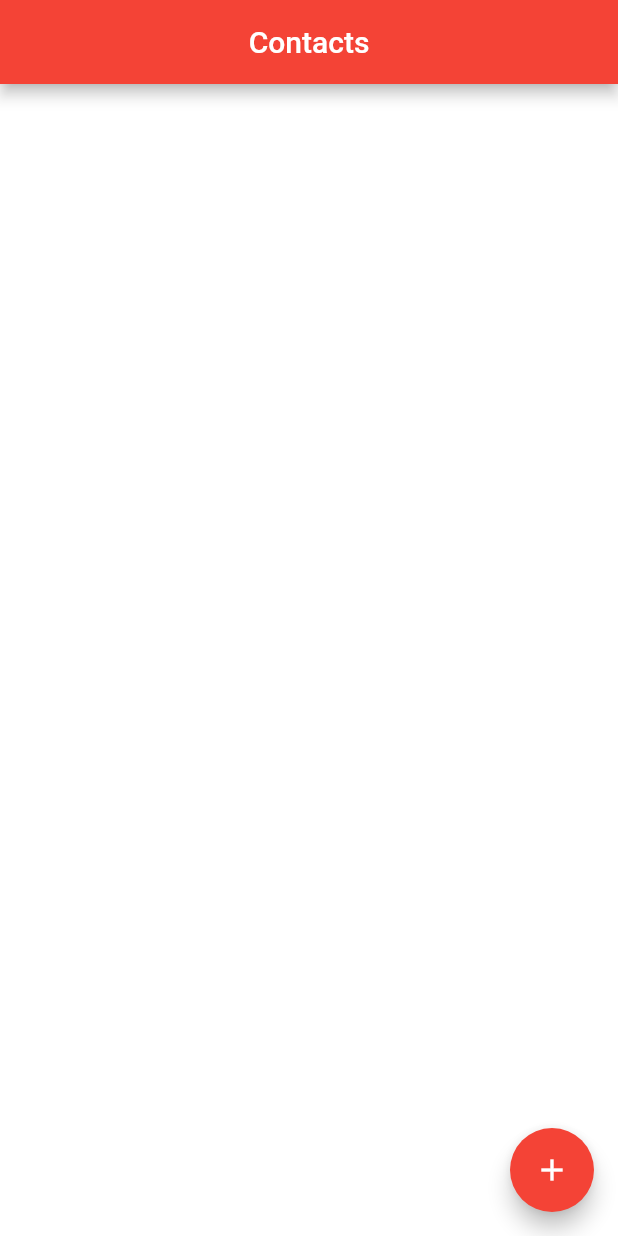
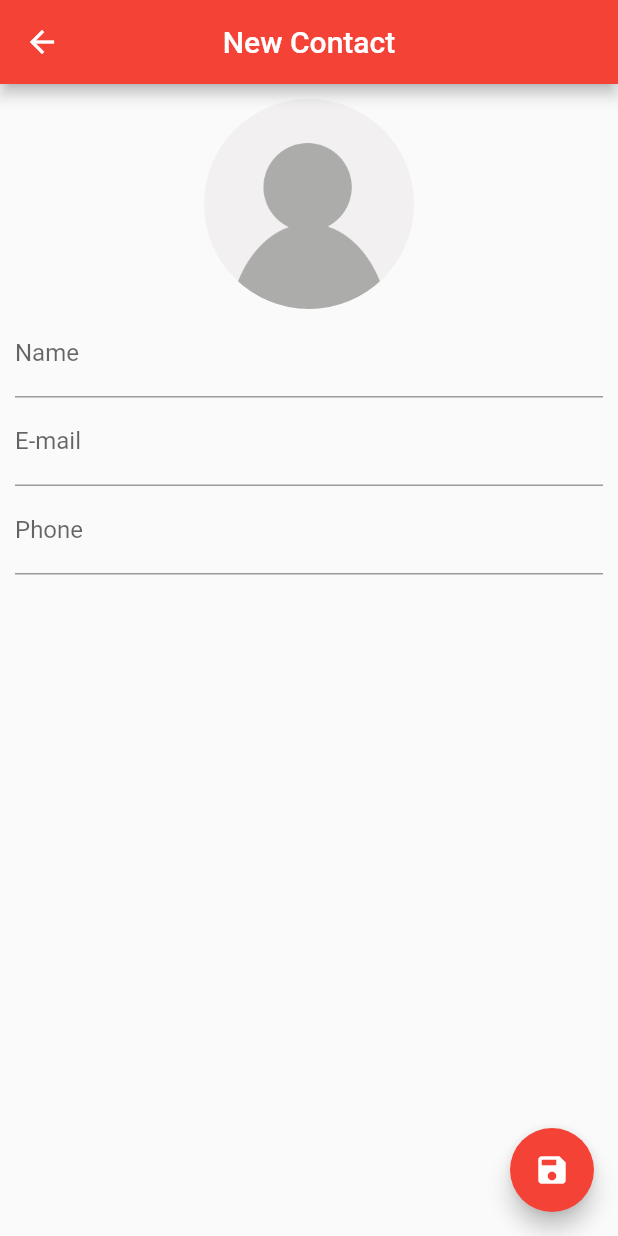
Before and after one commit to josiasfabricio/flutter, a Flutter app: the screen it shows after launch, after a tap on the "add" icon, on a phone screen of 412 x 824 dp. Run offline on Flutter 3.47's test engine with Material 2 defaults, Android fonts, the phone set to English and light mode, and no system bars; our stand-ins replace share, sqflite, transparent_image; accounts and stored records are empty.

Commit message:
Added contact page

```diff
--- a/contact_list/lib/main.dart
+++ b/contact_list/lib/main.dart
@@ -1,8 +1,9 @@
-import 'package:contact_list/ui/HomePage.dart';
+import 'package:contact_list/ui/home_page.dart';
 import 'package:flutter/material.dart';
 
 void main() {
   runApp(MaterialApp(
     home: HomePage(),
+    debugShowCheckedModeBanner: false,
   ));
 }
--- a/contact_list/lib/ui/HomePage.dart
+++ /dev/null
@@ -1,70 +0,0 @@
-import 'dart:io';
-
-import 'package:contact_list/helpers/contact_helper.dart';
-import 'package:flutter/material.dart';
-
-class HomePage extends StatefulWidget {
-  @override
-  _HomePageState createState() => _HomePageState();
-}
-
-class _HomePageState extends State<HomePage> {
-  ContactHelper _helper = ContactHelper();
-  List<Contact> _contacts = List();
-
-  @override
-  void initState() {
-    super.initState();
-
-    _helper.getAllContacts().then((list) {
-      setState(() {
-        _contacts = list;
-      });
-    });
-  }
-
-  @override
-  Widget build(BuildContext context) {
-    return Scaffold(
-      appBar: AppBar(
-        title: Text("Contacts"),
-        backgroundColor: Colors.red,
-        centerTitle: true,
-      ),
-      backgroundColor: Colors.white,
-      floatingActionButton: FloatingActionButton(
-        onPressed: () {},
-        child: Icon(Icons.add),
-        backgroundColor: Colors.red,
-      ),
-      body: ListView.builder(
-          padding: EdgeInsets.all(10.0),
-          itemCount: _contacts.length,
-          itemBuilder: (context, index) {}),
-    );
-  }
-
-  Widget _contatcCard(BuildContext context, int index) {
-    return GestureDetector(
-      child: Card(
-        child: Padding(
-            padding: EdgeInsets.all(10.0),
-            child: Row(
-              children: <Widget>[
-                Container(
-                  width: 80.0,
-                  height: 80.0,
-                  decoration: BoxDecoration(
-                      shape: BoxShape.circle,
-                      image: DecorationImage(
-                          image: _contacts[index].img != null ? FileImage(
-                              File(_contacts[index].img)))
-                  ),
-                )
-              ],
-            )
-        ),
-      ),
-    );
-  }
-}
--- /dev/null
+++ b/contact_list/lib/ui/contact_page.dart
@@ -0,0 +1,153 @@
+import 'dart:io';
+
+import 'package:contact_list/helpers/contact_helper.dart';
+import 'package:flutter/material.dart';
+
+class ContactPage extends StatefulWidget {
+  final Contact contact;
+
+  ContactPage({this.contact});
+
+  @override
+  _ContactPageState createState() => _ContactPageState();
+}
+
+class _ContactPageState extends State<ContactPage> {
+
+  final _nameController = TextEditingController();
+  final _emailController = TextEditingController();
+  final _phoneController = TextEditingController();
+  final _nameFocus = FocusNode();
+
+  Contact _editedContact;
+  bool _userEdited = false;
+
+
+  @override
+  void initState() {
+    super.initState();
+
+    if (widget.contact == null) {
+      _editedContact = Contact();
+    }else {
+      _editedContact = Contact.fromMap(widget.contact.toMap());
+
+      _nameController.text = _editedContact.name;
+      _emailController.text = _editedContact.email;
+      _phoneController.text = _editedContact.phone;
+    }
+  }
+
+  @override
+  Widget build(BuildContext context) {
+    return WillPopScope(
+      onWillPop: _requestPop,
+      child: Scaffold(
+        appBar: AppBar(
+          backgroundColor: Colors.red,
+          title: Text(_editedContact.name ?? "New Contact"),
+          centerTitle: true,
+        ),
+        floatingActionButton: FloatingActionButton(
+          onPressed: () {
+            if(_editedContact.name != null && _editedContact.name.isNotEmpty){
+              Navigator.pop(context, _editedContact);
+            }else{
+              FocusScope.of(context).requestFocus(_nameFocus);
+            }
+          },
+          child: Icon(Icons.save),
+          backgroundColor: Colors.red,
+        ),
+        body: SingleChildScrollView(
+          padding: EdgeInsets.all(10.0),
+          child: Column(
+            children: <Widget>[
+              GestureDetector(
+                child:  Container(
+                  width: 140.0,
+                  height: 140.0,
+                  decoration: BoxDecoration(
+                    shape: BoxShape.circle,
+                    image: DecorationImage(
+                        image: _editedContact.img != null
+                            ? FileImage(File(_editedContact.img))
+                            : AssetImage("images/profile_default.png")
+                    ),
+                  ),
+                ),
+              ),
+              TextField(
+                focusNode: _nameFocus,
+                controller: _nameController,
+                decoration: InputDecoration(
+                    labelText: "Name"
+                ),
+                onChanged: (text){
+                  _userEdited = true;
+                  setState(() {
+                    _editedContact.name = text;
+                  });
+                },
+              ),
+              TextField(
+                controller: _emailController,
+                decoration: InputDecoration(
+                    labelText: "E-mail"
+                ),
+                onChanged: (text){
+                  _userEdited = true;
+                  _editedContact.email = text;
+                },
+                keyboardType: TextInputType.emailAddress,
+              ),
+              TextField(
+                controller: _phoneController,
+                decoration: InputDecoration(
+                    labelText: "Phone"
+                ),
+                onChanged: (text){
+                  _userEdited = true;
+                  _editedContact.phone = text;
+                },
+                keyboardType: TextInputType.phone,
+              )
+            ],
+          ),
+        ),
+      ) ,
+    );
+  }
+
+  Future<bool> _requestPop(){
+    if(_userEdited){
+      showDialog(
+          context: context,
+          builder: (context){
+            return AlertDialog(
+              title: Text("Warning"),
+              content: Text("Are you would like discart these edited data?"),
+              actions: <Widget>[
+                FlatButton(
+                  child: Text("Cancel"),
+                  onPressed: () {
+                    Navigator.pop(context);
+                  },
+                ),
+                FlatButton(
+                  child: Text("Yes"),
+                  onPressed: () {
+                    Navigator.pop(context);
+                    Navigator.pop(context);
+                  },
+                )
+              ],
+            );
+          }
+      );
+      return Future.value(false);
+    } else {
+      return Future.value(true);
+    }
+  }
+}
--- /dev/null
+++ b/contact_list/lib/ui/home_page.dart
@@ -0,0 +1,179 @@
+import 'dart:io';
+
+import 'package:contact_list/helpers/contact_helper.dart';
+import 'package:contact_list/ui/contact_page.dart';
+import 'package:flutter/material.dart';
+
+class HomePage extends StatefulWidget {
+  @override
+  _HomePageState createState() => _HomePageState();
+}
+
+class _HomePageState extends State<HomePage> {
+  ContactHelper _helper = ContactHelper();
+  List<Contact> _contacts = List();
+
+  @override
+  void initState() {
+    super.initState();
+    _getAllContacts();
+  }
+
+  @override
+  Widget build(BuildContext context) {
+    return Scaffold(
+      appBar: AppBar(
+        title: Text("Contacts"),
+        backgroundColor: Colors.red,
+        centerTitle: true,
+      ),
+      backgroundColor: Colors.white,
+      floatingActionButton: FloatingActionButton(
+        onPressed: () {
+          _showContactPage();
+        },
+        child: Icon(Icons.add),
+        backgroundColor: Colors.red,
+      ),
+      body: ListView.builder(
+          padding: EdgeInsets.all(10.0),
+          itemCount: _contacts.length,
+          itemBuilder: (context, index) {
+            return _contatcCard(context, index);
+          }),
+    );
+  }
+
+  Widget _contatcCard(BuildContext context, int index) {
+    return GestureDetector(
+      child: Card(
+        child: Padding(
+            padding: EdgeInsets.all(10.0),
+            child: Row(
+              children: <Widget>[
+                Container(
+                  width: 80.0,
+                  height: 80.0,
+                  decoration: BoxDecoration(
+                    shape: BoxShape.circle,
+                    image: DecorationImage(
+                        image: _contacts[index].img != null
+                            ? FileImage(File(_contacts[index].img))
+                            : AssetImage("images/profile_default.png")),
+                  ),
+                ),
+                Padding(
+                  padding: EdgeInsets.only(left: 10.0),
+                  child: Column(
+                    crossAxisAlignment: CrossAxisAlignment.start,
+                    children: <Widget>[
+                      Text(
+                        _contacts[index].name ?? "",
+                        style: TextStyle(
+                            fontSize: 18.0, fontWeight: FontWeight.bold),
+                      ),
+                      Text(
+                        _contacts[index].email ?? "",
+                        style: TextStyle(fontSize: 14.0),
+                      ),
+                      Text(
+                        _contacts[index].phone ?? "",
+                        style: TextStyle(fontSize: 14.0),
+                      )
+                    ],
+                  ),
+                )
+              ],
+            )),
+      ),
+      onTap: () {
+        _showOptions(context, index);
+      },
+    );
+  }
+
+  void _getAllContacts() {
+    _helper.getAllContacts().then((list) {
+      setState(() {
+        _contacts = list;
+      });
+    });
+  }
+
+  void _showContactPage({Contact c}) async {
+    final savedContact = await Navigator.push(
+        context,
+        MaterialPageRoute(
+            builder: (context) => ContactPage(
+                  contact: c,
+                )));
+    if (savedContact != null) {
+      if (c != null)
+        await _helper.updateContact(savedContact);
+      else
+        await _helper.saveContact(savedContact);
+
+      _getAllContacts();
+    }
+  }
+
+  void _showOptions(BuildContext context, int index) {
+    showModalBottomSheet(
+        context: context,
+        builder: (context) {
+          return BottomSheet(
+            builder: (context) {
+              return Container(
+                padding: EdgeInsets.all(10.0),
+                child: Column(
+                  mainAxisSize: MainAxisSize.min,
+                  children: <Widget>[
+                    Padding(
+                      padding: EdgeInsets.all(10.0),
+                      child: FlatButton(
+                        child: Text(
+                          "Call",
+                          style: TextStyle(color: Colors.red, fontSize: 20.0
+                          ),
+                        ),
+                        onPressed: (){},
+                      ),
+                    ),
+                    Padding(
+                      padding: EdgeInsets.all(10.0),
+                      child: FlatButton(
+                        child: Text(
+                          "Edit",
+                          style: TextStyle(color: Colors.red, fontSize: 20.0
+                          ),
+                        ),
+                        onPressed: (){
+                          _showContactPage(c: _contacts[index]);
+                          Navigator.pop(context);
+                        },
+                      ),
+                    ),
+                    Padding(
+                      padding: EdgeInsets.all(10.0),
+                      child: FlatButton(
+                        child: Text(
+                          "Delete",
+                          style: TextStyle(color: Colors.red, fontSize: 20.0
+                          ),
+                        ),
+                        onPressed: (){
+                          _helper.deleteContact(_contacts[index].id);
+                            _contacts.removeAt(index);
+                            Navigator.pop(context);
+                            _getAllContacts();
+                        },
+                      ),
+                    )
+                  ],
+                ),
+              );
+            }, onClosing: () {},
+          );
+        });
+  }
+}
```
